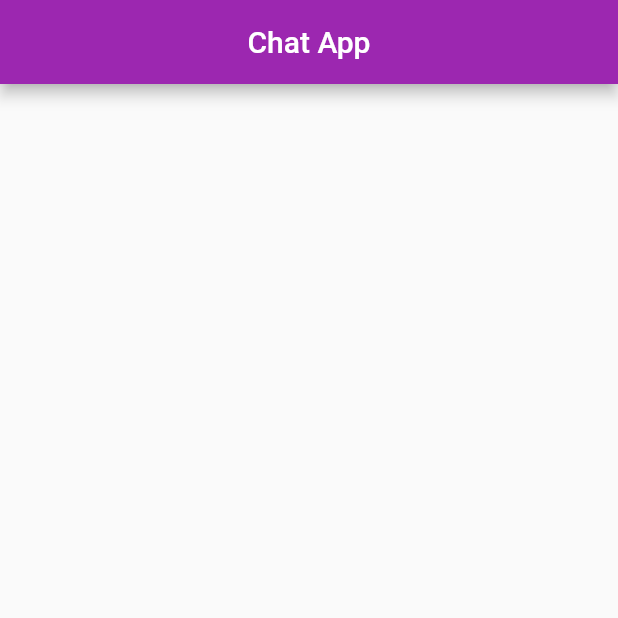
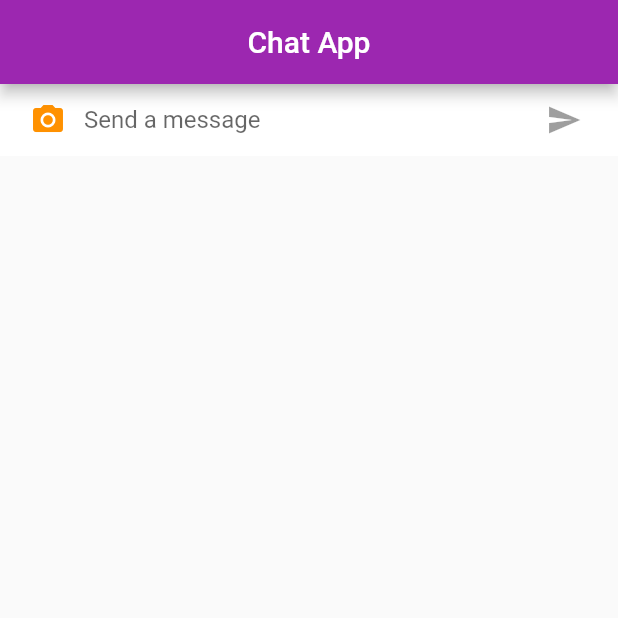
Before and after one commit to Wkerlyson/chat-online, a Flutter app: the screen it shows after launch, on a phone screen of 412 x 824 dp, the top half of it. Run offline on Flutter 3.47's test engine with Material 2 defaults, Android fonts, the phone set to English and light mode, and no system bars.

Commit message:
created text field and submit button

```diff
--- a/lib/main.dart
+++ b/lib/main.dart
@@ -1,3 +1,4 @@
+import 'package:flutter/cupertino.dart';
 import 'package:flutter/material.dart';
 
 void main() => runApp(MyApp());
@@ -41,7 +42,70 @@ class _ChatScreenState extends State<ChatScreen> {
           centerTitle: true,
           elevation: Theme.of(context).platform == TargetPlatform.iOS ? 0 : 4.0,
         ),
+        body: Column(
+          children: <Widget>[
+            Container(
+              decoration: BoxDecoration(color: Theme.of(context).cardColor),
+              child: TextComposer(),
+            )
+          ],
+        ),
       ),
     );
   }
 }
+
+class TextComposer extends StatefulWidget {
+  @override
+  _TextComposerState createState() => _TextComposerState();
+}
+
+class _TextComposerState extends State<TextComposer> {
+  bool _isComposing = false;
+
+  @override
+  Widget build(BuildContext context) {
+    return IconTheme(
+      data: IconThemeData(color: Theme.of(context).accentColor),
+      child: Container(
+        margin: const EdgeInsets.symmetric(horizontal: 8),
+        decoration: Theme.of(context).platform == TargetPlatform.iOS
+            ? BoxDecoration(
+                border: Border(top: BorderSide(color: Colors.grey[200])))
+            : null,
+        child: Row(
+          children: <Widget>[
+            Container(
+              child: IconButton(
+                icon: Icon(Icons.photo_camera,
+                    semanticLabel: 'Clique aqui para escolher uma foto'),
+                onPressed: () {},
+              ),
+            ),
+            Expanded(
+              child: TextField(
+                decoration:
+                    InputDecoration.collapsed(hintText: 'Send a message'),
+                onChanged: (text) {
+                  setState(() {
+                    _isComposing = text.length > 0;
+                  });
+                },
+              ),
+            ),
+            Container(
+              margin: EdgeInsets.symmetric(horizontal: 4),
+              child: Theme.of(context).platform == TargetPlatform.iOS
+                  ? CupertinoButton(
+                      child: Text('Send', semanticsLabel: 'Enviar mensagem'),
+                      onPressed: _isComposing ? () {} : null)
+                  : IconButton(
+                      icon: Icon(Icons.send, semanticLabel: 'Enviar mensagem'),
+                      onPressed: _isComposing ? () {} : null),
+            )
+          ],
+        ),
+      ),
+    );
+  }
+}
```
